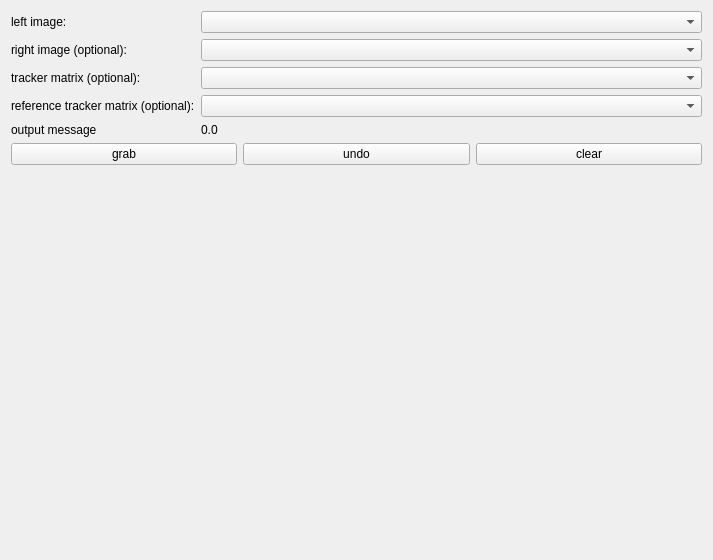
Above: MITK/Plugins/uk.ac.ucl.cmic.igicameracal/src/internal/niftkCameraCalView.ui from NifTK/NifTK before the change. Below: the same form after it.
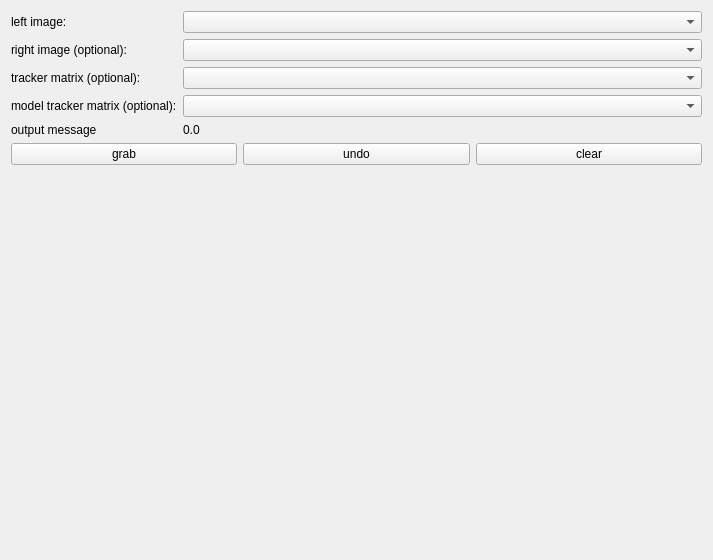
That is the form after the change. Custom widgets are drawn as their Qt base class.

Commit message: Issue #5322: Remove reference tracker matrix to replace with model/chessboard tracker matrix."

```diff
--- a/MITK/Plugins/uk.ac.ucl.cmic.igicameracal/src/internal/niftkCameraCalView.ui
+++ b/MITK/Plugins/uk.ac.ucl.cmic.igicameracal/src/internal/niftkCameraCalView.ui
@@ -61,7 +61,7 @@
      <item row="3" column="0">
       <widget class="QLabel" name="m_ReferenceTrackerMatrixLabel">
        <property name="text">
-        <string>reference tracker matrix (optional):</string>
+        <string>model tracker matrix (optional):</string>
        </property>
       </widget>
      </item>
```
Left out of the diff: 4 changed lines with no effect on the pictures. The commit also changes 6 other files.
